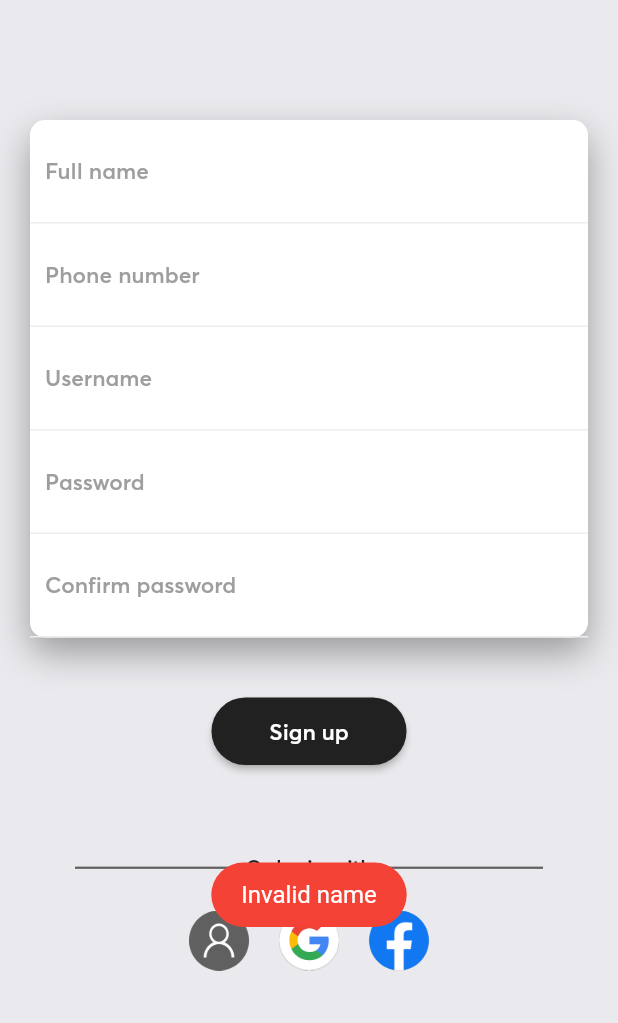
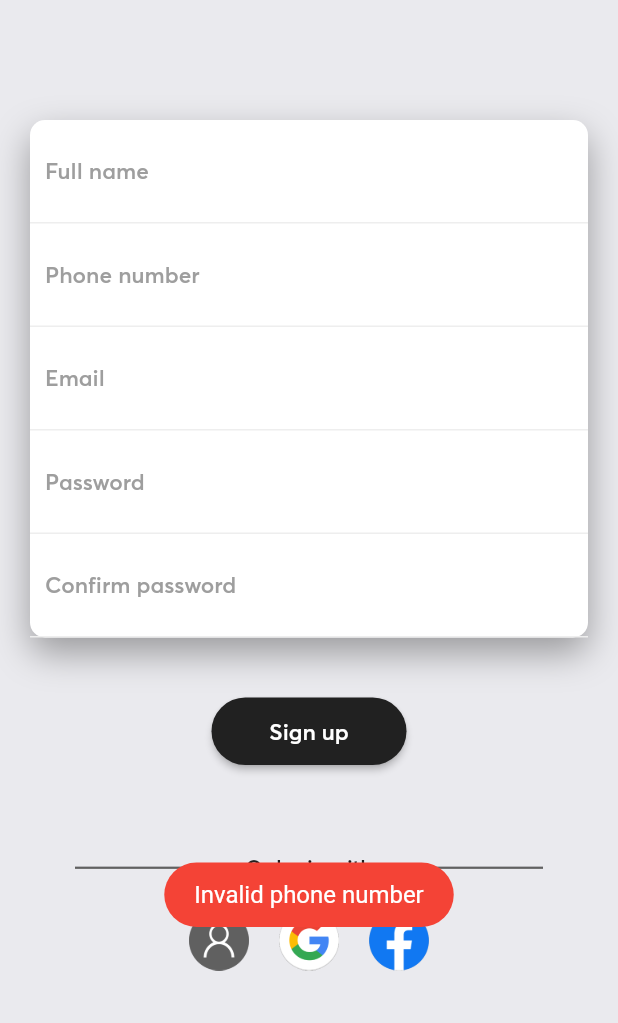
Before and after one commit to ShamilPP/Flukefy, a Flutter app: the SignUpScreen screen opened directly, after a tap on "Sign up", on a phone screen of 412 x 824 dp, the part 213-1236 px from its top. Run offline on Flutter 3.47's test engine with Material 2 defaults, Android fonts, the phone set to English and light mode, and no system bars; drawn by our look-alikes of rounded_loading_button; our stand-ins replace carousel_slider, cloud_firestore, firebase_auth, firebase_core, flutter_rating_bar, flutter_spinkit and 3 more; missing offline and left inert: flutter_facebook_auth; accounts and stored records are empty.

Commit message:
login screen updated

```diff
--- a/lib/model/user.dart
+++ b/lib/model/user.dart
@@ -1,9 +1,8 @@
 class User {
   final String? id;
   final String name;
-  final String username;
+  final String email;
   int? phoneNumber;
-  final String? password;
 
-  User({this.id, required this.name, required this.username, this.phoneNumber, this.password});
+  User({this.id, required this.name, required this.email, this.phoneNumber});
 }
--- a/lib/services/authentication_service.dart
+++ b/lib/services/authentication_service.dart
@@ -1,4 +1,5 @@
 import 'package:firebase_auth/firebase_auth.dart';
+import 'package:flukefy/utils/extensions/extension.dart';
 import 'package:flutter_facebook_auth/flutter_facebook_auth.dart';
 import 'package:google_sign_in/google_sign_in.dart';
 
@@ -21,7 +22,7 @@ class AuthenticationService {
       User? user = result.user;
 
       if (user != null && user.displayName != null && user.email != null) {
-        var usr = flukefy_user.User(id: user.uid, name: user.displayName!, username: user.email!, password: 'Google');
+        var usr = flukefy_user.User(id: user.uid, name: user.displayName!, email: user.email!);
         return usr;
       } else {
         return null;
@@ -46,29 +47,38 @@ class AuthenticationService {
     }
   }
 
-  static Future<Response> loginAccount(String username, String password) async {
-    flukefy_user.User? user = await FirebaseService.getUserWithUsername(username);
-    if (username == '') {
-      return Response(isSuccess: false, value: 'Invalid username');
+  static Future<Response> signWithEmail(String email, String password) async {
+    if (email == '' && email.isValidEmail()) {
+      return Response(isSuccess: false, value: 'Invalid email');
     } else if (password == '') {
       return Response(isSuccess: false, value: 'Invalid password');
-    } else if (user == null) {
-      return Response(isSuccess: false, value: 'Username or not exits');
-    } else if (password != user.password) {
-      return Response(isSuccess: false, value: 'Password is incorrect');
     }
-    // returning success and docId
-    return Response(isSuccess: true, value: user.id);
+    UserCredential? credential;
+    try {
+      credential = await FirebaseAuth.instance.signInWithEmailAndPassword(email: email, password: password);
+    } on FirebaseAuthException catch (e) {
+      if (e.code == 'user-not-found') {
+        return Response(isSuccess: false, value: 'No user found for that email');
+      } else if (e.code == 'wrong-password') {
+        return Response(isSuccess: false, value: 'Wrong password');
+      }
+    }
+    if (credential == null) {
+      return Response(isSuccess: false, value: 'Admin has blocked you');
+    } else {
+      // returning success and docId
+      return Response(isSuccess: true, value: credential.user?.uid);
+    }
   }
 
   static Future<Response> createAccount(
-      String name, String phoneNumber, String username, String password, String confirmPassword) async {
-    if (name == '') {
+      String name, String phoneNumber, String email, String password, String confirmPassword) async {
+    if (name == '' && email.isValidEmail()) {
       return Response(isSuccess: false, value: 'Invalid name');
     } else if (phoneNumber == '') {
       return Response(isSuccess: false, value: 'Invalid phone number');
-    } else if (username == '') {
-      return Response(isSuccess: false, value: 'Invalid username');
+    } else if (email == '') {
+      return Response(isSuccess: false, value: 'Invalid email');
     } else if (password == '') {
       return Response(isSuccess: false, value: 'Invalid password');
     } else if (password != confirmPassword) {
@@ -76,13 +86,32 @@ class AuthenticationService {
     } else if (!verifyPhoneNumber(phoneNumber)) {
       return Response(isSuccess: false, value: 'Entered mobile number is invalid');
     }
+    bool numberAlreadyExists = await FirebaseService.checkIfNumberAlreadyExists(int.parse(phoneNumber));
+    if (numberAlreadyExists) return Response(isSuccess: false, value: 'Phone number already exists');
+
+    UserCredential? credential;
+    try {
+      credential = await FirebaseAuth.instance.createUserWithEmailAndPassword(
+        email: email,
+        password: password,
+      );
+    } on FirebaseAuthException catch (e) {
+      if (e.code == 'weak-password') {
+        return Response(isSuccess: false, value: 'The password provided is too weak.');
+      } else if (e.code == 'email-already-in-use') {
+        return Response(isSuccess: false, value: 'The account already exists for that email.');
+      }
+    } catch (e) {
+      return Response(isSuccess: false, value: e);
+    }
 
     flukefy_user.User user = flukefy_user.User(
+      id: credential!.user!.uid,
       name: name,
       phoneNumber: int.parse(phoneNumber),
-      username: username,
-      password: password,
+      email: email,
     );
+
     return FirebaseService.uploadUser(user);
   }
 
--- a/lib/services/firebase_service.dart
+++ b/lib/services/firebase_service.dart
@@ -46,9 +46,9 @@ class FirebaseService {
   static Future<Response> uploadUser(User user) async {
     var users = FirebaseFirestore.instance.collection('users');
     // Check user is already exists
-    Response alreadyExists = await checkUserWithUsernameAndPhoneNumber(user);
-    if (!alreadyExists.isSuccess) {
-      return alreadyExists;
+    bool alreadyExists = await checkIfNumberAlreadyExists(user.phoneNumber);
+    if (alreadyExists) {
+      return Response(isSuccess: false, value: 'Phone number already exists');
     }
     // Then uploading user to firebase
     String? docId;
@@ -57,48 +57,18 @@ class FirebaseService {
       await users.doc(user.id).set({
         'name': user.name,
         'phoneNumber': user.phoneNumber,
-        'username': user.username,
-        'password': user.password,
+        'email': user.email,
       });
       docId = user.id;
     } else {
       var result = await users.add({
         'name': user.name,
         'phoneNumber': user.phoneNumber,
-        'username': user.username,
-        'password': user.password,
+        'email': user.email,
       });
       docId = result.id;
     }
     return Response(isSuccess: true, value: docId);
-  }
-
-  static Future<User?> getUserWithUsername(String username) async {
-    var collection = FirebaseFirestore.instance.collection('users');
-    var users = await collection.get();
-    for (var user in users.docs) {
-      if (user.get('username') == username) {
-        // returning user data
-        return User(
-          id: user.id,
-          name: user.get('name'),
-          phoneNumber: user.get('phoneNumber'),
-          username: user.get('username'),
-          password: user.get('password'),
-        );
-      }
-      if (user.get('phoneNumber').toString() == username) {
-        // returning user data
-        return User(
-          id: user.id,
-          name: user.get('name'),
-          phoneNumber: user.get('phoneNumber'),
-          username: user.get('username'),
-          password: user.get('password'),
-        );
-      }
-    }
-    return null;
   }
 
   static Future<User?> getUserWithDocId(String docId) async {
@@ -111,8 +81,7 @@ class FirebaseService {
           id: user.id,
           name: user.get('name'),
           phoneNumber: user.get('phoneNumber'),
-          username: user.get('username'),
-          password: user.get('password'),
+          email: user.get('email'),
         );
       } catch (e) {
         return null;
@@ -121,18 +90,17 @@ class FirebaseService {
     return null;
   }
 
-  static Future<Response> checkUserWithUsernameAndPhoneNumber(User user) async {
-    var users = await FirebaseFirestore.instance.collection('users').get();
+  static Future<bool> checkIfNumberAlreadyExists(int? phoneNumber) async {
+    if (phoneNumber != null) {
+      var users = await FirebaseFirestore.instance.collection('users').get();
 
-    for (var usr in users.docs) {
-      if (usr.get('username') == user.username) {
-        return Response(isSuccess: false, value: 'Username already exists');
-      }
-      if (usr.get('phoneNumber') == user.phoneNumber) {
-        return Response(isSuccess: false, value: 'Phone number already exists');
+      for (var usr in users.docs) {
+        if (usr.get('phoneNumber') == phoneNumber) {
+          return true;
+        }
       }
     }
-    return Response(isSuccess: true, value: "Success");
+    return false;
   }
 
   static Future<List<Cart>> getCarts(String userId) async {
@@ -162,7 +130,7 @@ class FirebaseService {
 
   static Future<Response> removeCart(Cart cart) async {
     var carts = FirebaseFirestore.instance.collection('carts');
-    var result = await carts.doc(cart.cartId).delete();
+    await carts.doc(cart.cartId).delete();
     return Response(value: 'Success', isSuccess: true);
   }
 
--- a/lib/utils/constant.dart
+++ b/lib/utils/constant.dart
@@ -1,4 +1,4 @@
 const String appName = 'Flukefy';
 const String version = '1.2.1';
 const int buildNumber = 12;
-const int updateCode = 5;
+const int updateCode = 6;
--- /dev/null
+++ b/lib/utils/extensions/extension.dart
@@ -0,0 +1,12 @@
+extension EmailValidator on String {
+  bool isValidEmail() {
+    bool result1 = RegExp(
+            r'^(([^<>()[\]\\.,;:\s@\"]+(\.[^<>()[\]\\.,;:\s@\"]+)*)|(\".+\"))@((\[[0-9]{1,3}\.[0-9]{1,3}\.[0-9]{1,3}\.[0-9]{1,3}\])|(([a-zA-Z\-0-9]+\.)+[a-zA-Z]{2,}))$')
+        .hasMatch(this);
+    bool result2 = false;
+    if (length > 10) {
+      result2 = substring(length - 10) == '@gmail.com';
+    }
+    return result1 && result2;
+  }
+}
--- a/lib/view/screens/cart/widgets/cart_card.dart
+++ b/lib/view/screens/cart/widgets/cart_card.dart
@@ -168,7 +168,11 @@ class CartCard extends StatelessWidget {
               ],
             ),
           ),
-           Divider(thickness: 5, height: 0,color: Colors.grey.shade400,),
+          Divider(
+            thickness: 5,
+            height: 0,
+            color: Colors.grey.shade400,
+          ),
         ],
       ),
     );
--- a/lib/view/screens/home/widgets/products_slider.dart
+++ b/lib/view/screens/home/widgets/products_slider.dart
@@ -25,7 +25,7 @@ class ProductsSlider extends StatelessWidget {
 
       if (brandStatus == Status.success && productStatus == Status.success) {
         brandProvider.loadSelectedBrandProducts(context);
-        currentSlide.value=0;
+        currentSlide.value = 0;
         return Column(
           children: [
             CarouselSlider.builder(
--- a/lib/view/screens/login/sign_in_screen.dart
+++ b/lib/view/screens/login/sign_in_screen.dart
@@ -66,7 +66,7 @@ class LoginSection extends StatelessWidget {
   LoginSection({Key? key}) : super(key: key);
 
   final RoundedLoadingButtonController buttonController = RoundedLoadingButtonController();
-  final TextEditingController usernameController = TextEditingController();
+  final TextEditingController emailController = TextEditingController();
   final TextEditingController passwordController = TextEditingController();
 
   @override
@@ -86,8 +86,8 @@ class LoginSection extends StatelessWidget {
               children: <Widget>[
                 // TextField
                 LoginTextField(
-                  hint: 'Username or Phone number',
-                  controller: usernameController,
+                  hint: 'Email',
+                  controller: emailController,
                 ),
                 LoginTextField(
                   hint: 'Password',
@@ -110,7 +110,7 @@ class LoginSection extends StatelessWidget {
             controller: buttonController,
             onPressed: () async {
               AuthenticationProvider provider = Provider.of<AuthenticationProvider>(context, listen: false);
-              bool status = await provider.login(usernameController.text, passwordController.text);
+              bool status = await provider.login(emailController.text, passwordController.text);
               if (status) {
                 buttonController.success();
                 await Future.delayed(const Duration(milliseconds: 500));
--- a/lib/view/screens/login/sign_up_screen.dart
+++ b/lib/view/screens/login/sign_up_screen.dart
@@ -70,7 +70,7 @@ class LoginSection extends StatelessWidget {
   final RoundedLoadingButtonController buttonController = RoundedLoadingButtonController();
   final TextEditingController nameController = TextEditingController();
   final TextEditingController phoneNumberController = TextEditingController();
-  final TextEditingController usernameController = TextEditingController();
+  final TextEditingController emailController = TextEditingController();
   final TextEditingController passwordController = TextEditingController();
   final TextEditingController confirmPasswordController = TextEditingController();
 
@@ -101,8 +101,8 @@ class LoginSection extends StatelessWidget {
                   keyboardType: TextInputType.phone,
                 ),
                 LoginTextField(
-                  hint: 'Username',
-                  controller: usernameController,
+                  hint: 'Email',
+                  controller: emailController,
                 ),
                 LoginTextField(
                   hint: 'Password',
@@ -134,7 +134,7 @@ class LoginSection extends StatelessWidget {
               bool success = await provider.createAccount(
                 nameController.text,
                 phoneNumberController.text,
-                usernameController.text,
+                emailController.text,
                 passwordController.text,
                 confirmPasswordController.text,
               );
--- a/lib/view/screens/profile/profile_screen.dart
+++ b/lib/view/screens/profile/profile_screen.dart
@@ -78,7 +78,7 @@ class ProfileScreen extends StatelessWidget {
                 // User details
                 ProfileListTile(text: user.name, subText: 'Name'),
                 ProfileListTile(text: '+91 ${user.phoneNumber}', subText: 'Phone number'),
-                ProfileListTile(text: user.username, subText: 'Username'),
+                ProfileListTile(text: user.email, subText: 'Email'),
               ],
             ),
 
--- a/lib/view/screens/profile/widgets/logout_button.dart
+++ b/lib/view/screens/profile/widgets/logout_button.dart
@@ -27,7 +27,7 @@ class LogoutButton extends StatelessWidget {
               actions: [
                 ElevatedButton(
                     onPressed: () {
-                      // remove username in shared preferences
+                      // remove user from shared preferences
                       Provider.of<AuthenticationProvider>(context, listen: false).logout();
                       // then, go to login screen
                       Navigator.pushAndRemoveUntil(
--- a/lib/view_model/authentication_provider.dart
+++ b/lib/view_model/authentication_provider.dart
@@ -11,8 +11,8 @@ import '../model/user.dart';
 import '../services/authentication_service.dart';
 
 class AuthenticationProvider extends ChangeNotifier {
-  Future<bool> login(String username, String password) async {
-    Response result = await AuthenticationService.loginAccount(username, password);
+  Future<bool> login(String email, String password) async {
+    Response result = await AuthenticationService.signWithEmail(email, password);
     showToast(result.value, result.isSuccess);
     if (result.isSuccess) {
       // Save SharedPreferences
@@ -21,9 +21,9 @@ class AuthenticationProvider extends ChangeNotifier {
     return result.isSuccess;
   }
 
-  Future<bool> createAccount(String name, String phoneNumber, String username, String password, String confirmPassword) async {
+  Future<bool> createAccount(String name, String phoneNumber, String email, String password, String confirmPassword) async {
     Response result =
-        await AuthenticationService.createAccount(name, phoneNumber, username.toLowerCase(), password, confirmPassword);
+        await AuthenticationService.createAccount(name, phoneNumber, email.toLowerCase(), password, confirmPassword);
     showToast(result.value, result.isSuccess);
     if (result.isSuccess) {
       // Save SharedPreferences
@@ -41,9 +41,6 @@ class AuthenticationProvider extends ChangeNotifier {
       Navigator.pop(context);
       var userIsExists = await FirebaseService.getUserWithDocId(user!.id!);
       if (userIsExists != null) {
-        // Save SharedPreferences
-        LocalService.saveUser(user.id!);
-
         showToast('Logged in', true);
         Navigator.pushAndRemoveUntil(context, MaterialPageRoute(builder: (_) => const SplashScreen()), (route) => false);
       } else {
```
Also changed, not shown: lib/view_model/splash_provider.dart (+0 -10 lines).
